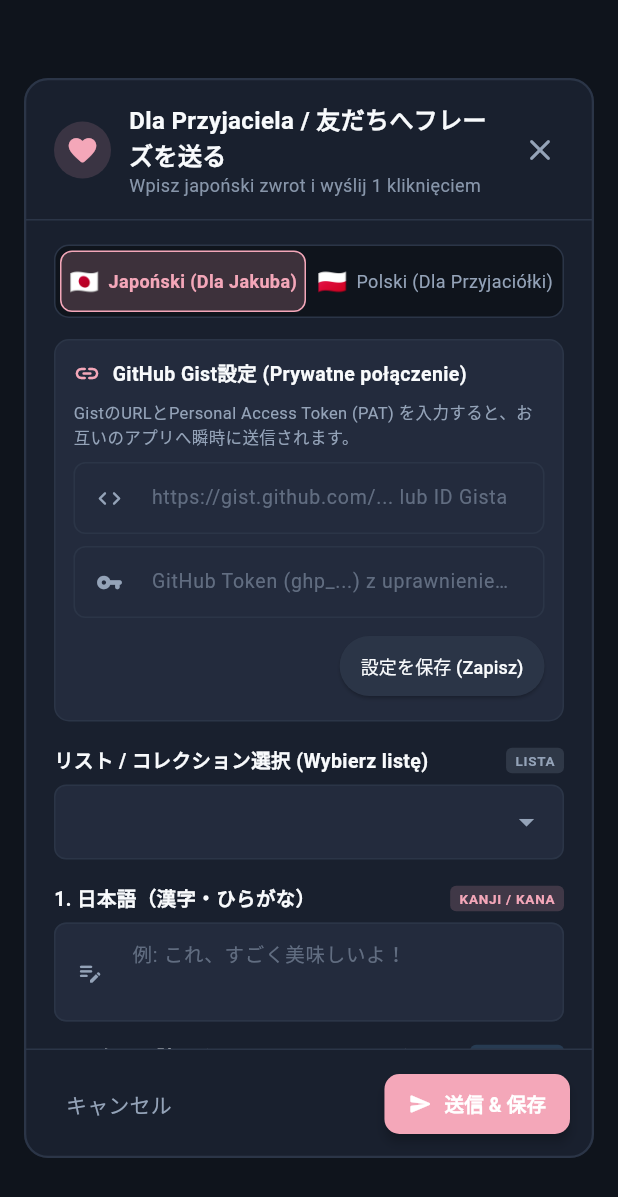
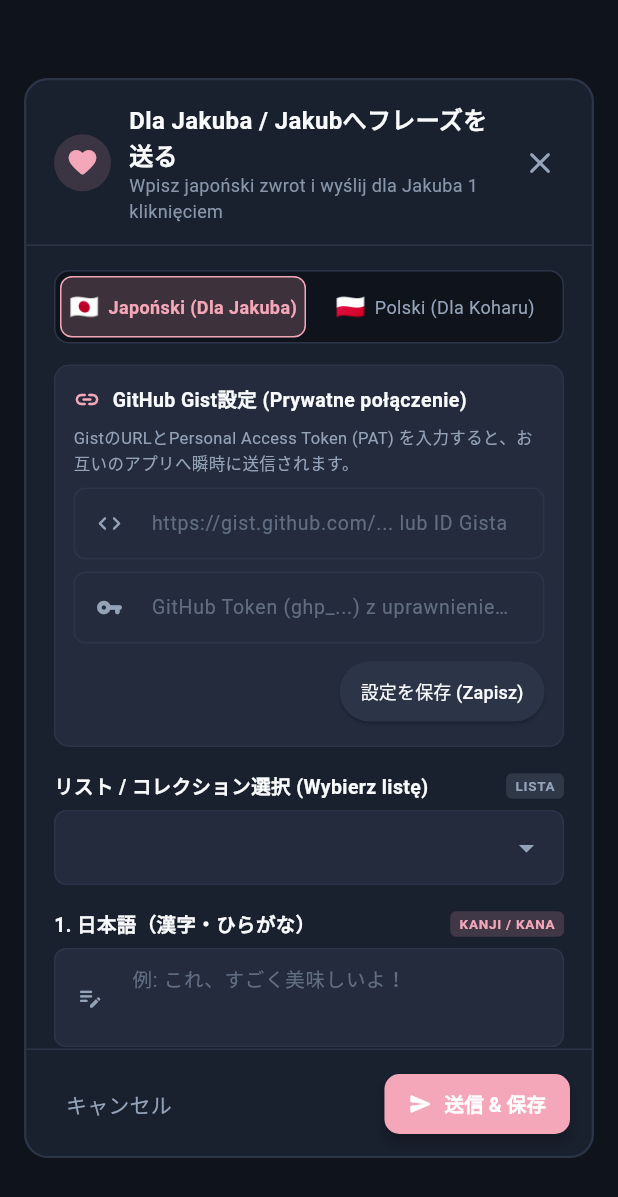
Before and after one commit to Sliskislimak/language_islands_app, a Flutter app: the AddSentenceForFriendDialog widget shown alone on an empty page, opened directly, on a phone screen of 412 x 824 dp. Shown: the top 1197 px of the screen. Run offline on Flutter 3.47's test engine with Material 3 defaults, Android fonts, the phone set to English and light mode, and no system bars; our stand-ins replace flutter_riverpod, just_audio; missing offline and left inert: audio_session, edge_tts.

Commit message:
feat: personalizuj aplikacje dla Koharu (wymiana zdan i dialogi)

```diff
--- a/lib/features/collections/presentation/add_sentence_for_friend_dialog.dart
+++ b/lib/features/collections/presentation/add_sentence_for_friend_dialog.dart
@@ -142,7 +142,7 @@
     );
 
     String collectionId = _selectedCollectionId ?? 'shared_friend_island';
-    String collectionTitle = 'Wspólna lista zdań (Shared Island)';
+    String collectionTitle = 'Wspólna lista zdań (Jakub & Koharu)';
 
     if (_isCreatingNewCollection && _newCollectionTitle.trim().isNotEmpty) {
       collectionId = 'col_${DateTime.now().millisecondsSinceEpoch}';
@@ -253,8 +253,8 @@
                       children: [
                         Text(
                           _isJapaneseMode
-                              ? 'Dla Przyjaciela / 友だちへフレーズを送る'
-                              : 'Nowy zwrot dla Przyjaciółki / ポーランド語作成',
+                              ? 'Dla Jakuba / Jakubへフレーズを送る'
+                              : 'Dla Koharu / こはるちゃんへポーランド語作成',
                           style: const TextStyle(
                             fontSize: 16,
                             fontWeight: FontWeight.bold,
@@ -263,8 +263,8 @@
                         ),
                         Text(
                           _isJapaneseMode
-                              ? 'Wpisz japoński zwrot i wyślij 1 kliknięciem'
-                              : 'Twórz zdania po polsku do wspólnej listy',
+                              ? 'Wpisz japoński zwrot i wyślij dla Jakuba 1 kliknięciem'
+                              : 'Twórz zdania po polsku dla Koharu do wspólnej listy',
                           style: TextStyle(
                             fontSize: 12,
                             color: AppTheme.textMuted.withValues(alpha: 0.9),
@@ -602,7 +602,7 @@
                     const SizedBox(width: 6),
                     Flexible(
                       child: Text(
-                        'Polski (Dla Przyjaciółki)',
+                        'Polski (Dla Koharu)',
                         style: TextStyle(
                           fontSize: 12,
                           fontWeight: !_isJapaneseMode ? FontWeight.bold : FontWeight.normal,
--- a/lib/features/collections/presentation/collections_screen.dart
+++ b/lib/features/collections/presentation/collections_screen.dart
@@ -118,7 +118,7 @@
                 value: _CollectionsMenuAction.addSentenceForFriend,
                 child: _PopupMenuRow(
                   icon: Icons.send_rounded,
-                  label: 'Dla Przyjaciela / Wyślij zwrot',
+                  label: 'Dla Koharu / Wyślij zwrot',
                 ),
               ),
               const PopupMenuItem(
@@ -187,10 +187,10 @@
         foregroundColor: Colors.white,
         icon: const Icon(Icons.send_rounded),
         label: const Text(
-          'Dla Przyjaciela / Wyślij',
+          'Dla Koharu / Wyślij',
           style: TextStyle(fontWeight: FontWeight.bold),
         ),
-        tooltip: 'Wyślij nowy zwrot dla przyjaciela (GitHub Gist) / 友だちへフレーズを送る',
+        tooltip: 'Wyślij nowy zwrot dla Koharu (GitHub Gist) / こはるちゃんへフレーズを送る',
         onPressed: () => showAddSentenceForFriendDialog(context),
       ),
       body: collectionsAsync.when(
--- a/lib/features/collections/presentation/import_collection_dialog.dart
+++ b/lib/features/collections/presentation/import_collection_dialog.dart
@@ -19,7 +19,7 @@
 WYMAGANY FORMAT JSON (zwróć TYLKO czysty kod JSON bez znaczników markdown):
 {
   "id": "unikalne_id_kolekcji_np_verbs_a1_part1",
-  "title": "Tytuł kolekcji (np. Polskie powitania dla przyjaciółki / 100 czasowników)",
+  "title": "Tytuł kolekcji (np. Polskie powitania dla Koharu / 100 czasowników)",
   "cefrLevel": "A1",
   "tags": ["codzienne", "podstawy"],
   "targetLanguage": "pl",
--- a/lib/features/collections/presentation/remote_sync_dialog.dart
+++ b/lib/features/collections/presentation/remote_sync_dialog.dart
@@ -105,8 +105,8 @@
   void _copySampleJson() {
     const sample = '''
 {
-  "id": "polski_dla_przyjaciolki_01",
-  "title": "Polski dla początkujących - Lekcja 1",
+  "id": "polski_dla_koharu_01",
+  "title": "Polski dla Koharu - Lekcja 1",
   "cefrLevel": "A1",
   "tags": ["polski", "podstawy", "powitania"],
   "targetLanguage": "pl",
@@ -187,7 +187,7 @@
                         ),
                         SizedBox(height: 2),
                         Text(
-                          'Pobieraj zdania zdalnie dodawane dla przyjaciółki',
+                          'Pobieraj zdania zdalnie dodawane dla Koharu',
                           style: TextStyle(
                             color: AppTheme.textMuted,
                             fontSize: 12,
@@ -369,7 +369,7 @@
                                   const SizedBox(width: 10),
                                   const Expanded(
                                     child: Text(
-                                      'Jak zdalnie dodawać zdania dla przyjaciółki?',
+                                      'Jak zdalnie dodawać zdania dla Koharu?',
                                       style: TextStyle(
                                         color: AppTheme.textLight,
                                         fontWeight: FontWeight.w600,
```
Also changed, not shown: 1 other file.
